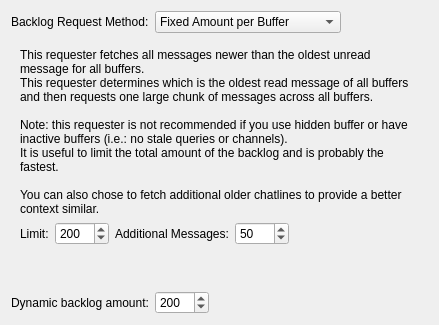
First picture: the form in src/qtui/settingspages/backlogsettingspage.ui, repository quassel/quassel, before the edit.
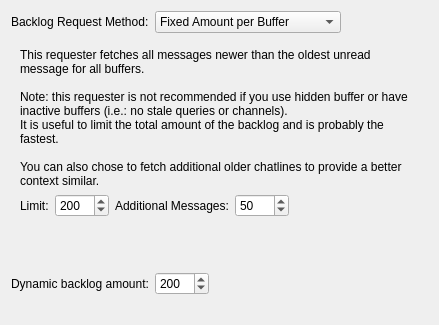
Second picture: the form after the edit. The open tabs and pages were chosen to show the change.

Diff of the .ui file:
```diff
--- a/src/qtui/settingspages/backlogsettingspage.ui
+++ b/src/qtui/settingspages/backlogsettingspage.ui
@@ -261,8 +261,7 @@
        <item>
         <widget class="QLabel" name="label_15" >
          <property name="text" >
-          <string>This requester fetches all messages newer than the oldest unread message for all buffers. 
-This requester determines which is the oldest read message of all buffers and then requests one large chunk of messages across all buffers.
+          <string>This requester fetches all messages newer than the oldest unread message for all buffers.
 
 Note: this requester is not recommended if you use hidden buffer or have inactive buffers (i.e.: no stale queries or channels).
 It is useful to limit the total amount of the backlog and is probably the fastest.
```
